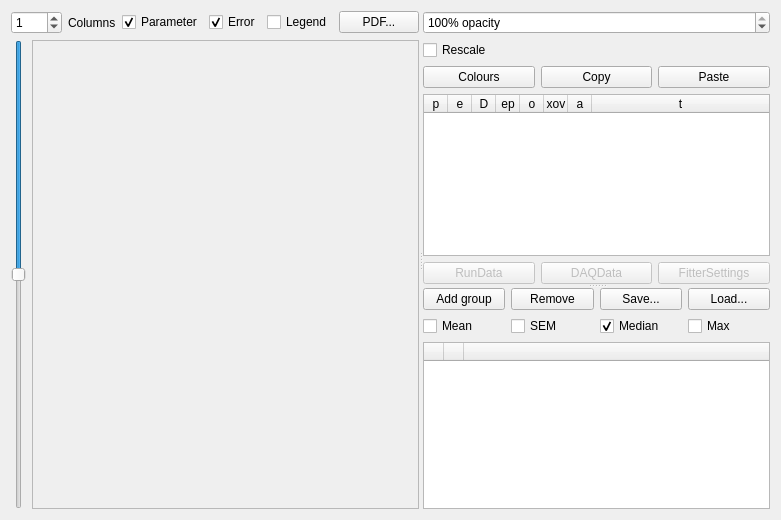
CompEphys-team/rtdo, file src/gui/parameterfitplotter.ui: the form before one commit.
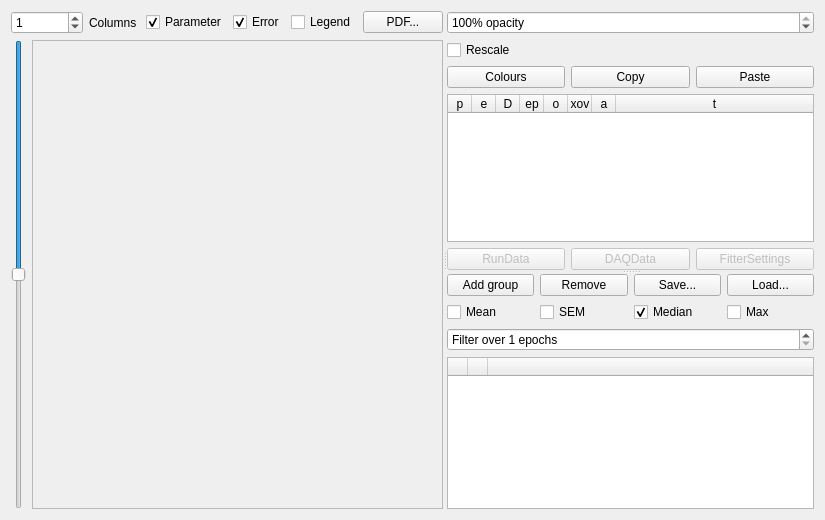
The form after the commit. Custom widgets are drawn as their Qt base class.

Commit message: Use filter in ParameterFitPlotter to smoothen aggregate data

```diff
--- a/src/gui/parameterfitplotter.ui
+++ b/src/gui/parameterfitplotter.ui
@@ -6,7 +6,7 @@
    <rect>
     <x>0</x>
     <y>0</y>
-    <width>781</width>
+    <width>825</width>
     <height>520</height>
    </rect>
   </property>
@@ -93,7 +93,7 @@
            <rect>
             <x>0</x>
             <y>0</y>
-            <width>362</width>
+            <width>406</width>
             <height>453</height>
            </rect>
           </property>
@@ -317,7 +317,7 @@
           </property>
          </widget>
         </item>
-        <item row="2" column="0" colspan="4">
+        <item row="3" column="0" colspan="4">
          <widget class="QTableWidget" name="groups">
           <property name="selectionBehavior">
            <enum>QAbstractItemView::SelectRows</enum>
@@ -403,6 +403,25 @@
           </property>
          </widget>
         </item>
+        <item row="2" column="0" colspan="4">
+         <widget class="QSpinBox" name="filter">
+          <property name="suffix">
+           <string> epochs</string>
+          </property>
+          <property name="prefix">
+           <string>Filter over </string>
+          </property>
+          <property name="minimum">
+           <number>1</number>
+          </property>
+          <property name="maximum">
+           <number>999</number>
+          </property>
+          <property name="singleStep">
+           <number>10</number>
+          </property>
+         </widget>
+        </item>
        </layout>
       </widget>
      </widget>
```
The commit also changes 2 other files.
